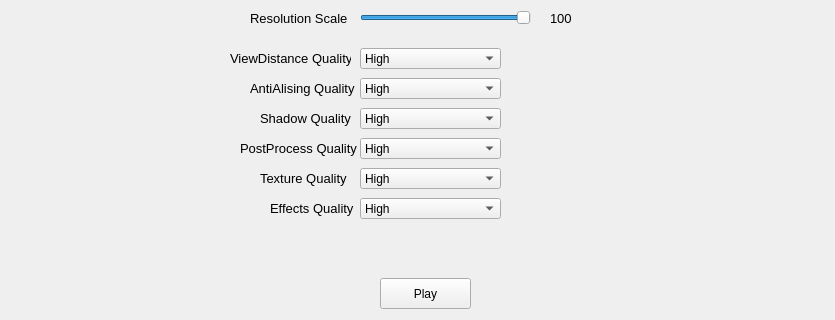
First picture: the form in mainwindow.ui, repository IsoJumper/totallyunbalanced_launcher_qt, before the edit; both pictures show x 0 to 835 and y 232 to 552 of the 835 by 552 pixel window.
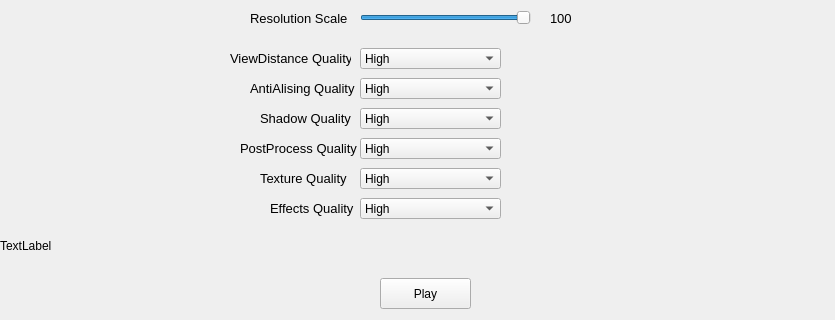
Second picture: the form after the edit. Icons and pictures are not drawn.

Diff of the .ui file:
```diff
--- a/mainwindow.ui
+++ b/mainwindow.ui
@@ -11,7 +11,13 @@
    </rect>
   </property>
   <property name="windowTitle">
-   <string>MainWindow</string>
+   <string>Totally Unbalanced Launcher</string>
+  </property>
+  <property name="toolButtonStyle">
+   <enum>Qt::ToolButtonIconOnly</enum>
+  </property>
+  <property name="unifiedTitleAndToolBarOnMac">
+   <bool>false</bool>
   </property>
   <widget class="QWidget" name="centralWidget">
    <widget class="QComboBox" name="comboBox1">
@@ -309,9 +315,9 @@
    <widget class="QWidget" name="widget" native="true">
     <property name="geometry">
      <rect>
-      <x>0</x>
-      <y>-10</y>
-      <width>831</width>
+      <x>-10</x>
+      <y>-20</y>
+      <width>851</width>
       <height>241</height>
      </rect>
     </property>
@@ -422,6 +428,19 @@
      <string>Effects Quality</string>
     </property>
    </widget>
+   <widget class="QLabel" name="DEBUGLABEL">
+    <property name="geometry">
+     <rect>
+      <x>0</x>
+      <y>470</y>
+      <width>821</width>
+      <height>16</height>
+     </rect>
+    </property>
+    <property name="text">
+     <string>TextLabel</string>
+    </property>
+   </widget>
   </widget>
  </widget>
  <layoutdefault spacing="6" margin="11"/>
```
